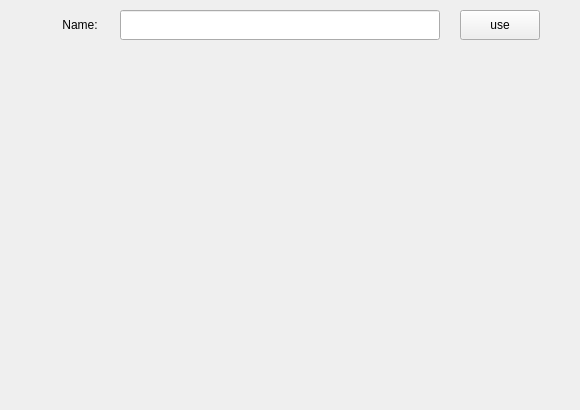
First picture: the form in src/Applications/TransferFunctions/Ui/TFAbstractHolder.ui, repository JanKolomaznik/MedV4D, before the edit.
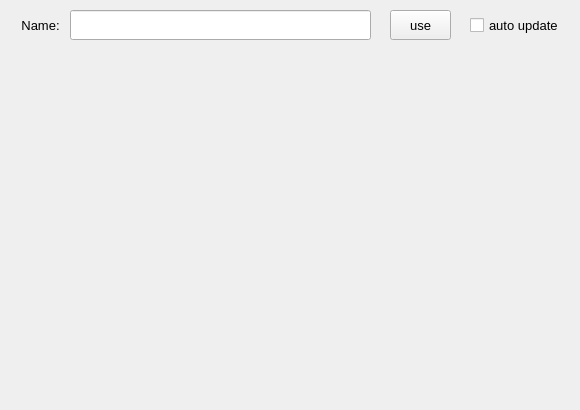
Second picture: the form after the edit. Icons and pictures are not drawn.

Commit message: oddělena HolderFactory, template metoda pro použití TF přesunuta k jednotlivým TF, přidána funkce automatické použití TF, přidán přepočet při změně velikosti okna, změněna pojmenovávací konvence private položek

```diff
--- a/src/Applications/TransferFunctions/Ui/TFAbstractHolder.ui
+++ b/src/Applications/TransferFunctions/Ui/TFAbstractHolder.ui
@@ -20,9 +20,9 @@
   <widget class="QPushButton" name="use">
    <property name="geometry">
     <rect>
-     <x>460</x>
+     <x>390</x>
      <y>10</y>
-     <width>80</width>
+     <width>61</width>
      <height>30</height>
     </rect>
    </property>
@@ -32,6 +32,11 @@
      <verstretch>0</verstretch>
     </sizepolicy>
    </property>
+   <property name="font">
+    <font>
+     <pointsize>10</pointsize>
+    </font>
+   </property>
    <property name="text">
     <string>use</string>
    </property>
@@ -39,9 +44,9 @@
   <widget class="QLineEdit" name="name">
    <property name="geometry">
     <rect>
-     <x>120</x>
+     <x>70</x>
      <y>10</y>
-     <width>320</width>
+     <width>301</width>
      <height>30</height>
     </rect>
    </property>
@@ -61,9 +66,9 @@
   <widget class="QLabel" name="nameLabel">
    <property name="geometry">
     <rect>
-     <x>40</x>
+     <x>10</x>
      <y>10</y>
-     <width>80</width>
+     <width>61</width>
      <height>30</height>
     </rect>
    </property>
@@ -73,6 +78,11 @@
      <verstretch>0</verstretch>
     </sizepolicy>
    </property>
+   <property name="font">
+    <font>
+     <pointsize>10</pointsize>
+    </font>
+   </property>
    <property name="text">
     <string>Name:</string>
    </property>
@@ -80,6 +90,24 @@
     <set>Qt::AlignCenter</set>
    </property>
   </widget>
+  <widget class="QCheckBox" name="autoUpdate">
+   <property name="geometry">
+    <rect>
+     <x>470</x>
+     <y>10</y>
+     <width>91</width>
+     <height>31</height>
+    </rect>
+   </property>
+   <property name="font">
+    <font>
+     <pointsize>10</pointsize>
+    </font>
+   </property>
+   <property name="text">
+    <string>auto update</string>
+   </property>
+  </widget>
  </widget>
  <layoutdefault spacing="6" margin="11"/>
  <resources/>
```
The commit also changes 22 other files.
